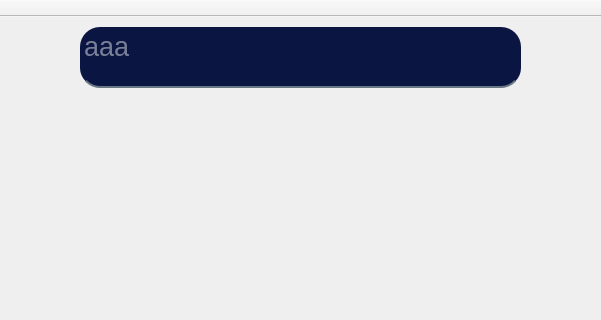
Old version of the form Scribble/Scribble/Scribble.ui in the repository PopescuFilip/Scribble; both pictures show x 300 to 901 and y 0 to 320 of the 1280 by 720 pixel window.
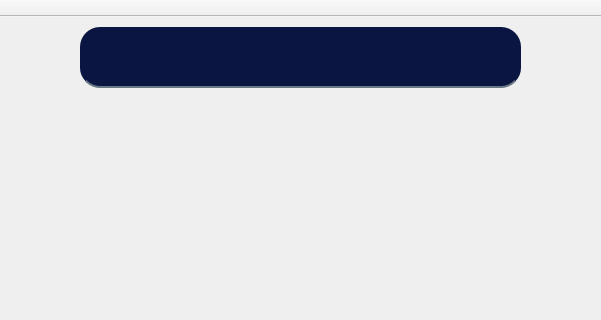
New version of the form.

Commit message: Modified the design of the JoinRoom window

Patch:
```diff
--- a/Scribble/Scribble/Scribble.ui
+++ b/Scribble/Scribble/Scribble.ui
@@ -176,7 +176,7 @@
 &lt;p style=&quot;-qt-paragraph-type:empty; margin-top:0px; margin-bottom:0px; margin-left:0px; margin-right:0px; -qt-block-indent:0; text-indent:0px;&quot;&gt;&lt;br /&gt;&lt;/p&gt;&lt;/body&gt;&lt;/html&gt;</string>
      </property>
      <property name="placeholderText">
-      <string>aaa</string>
+      <string/>
      </property>
     </widget>
    </widget>
```
The commit also changes 2 other files.
